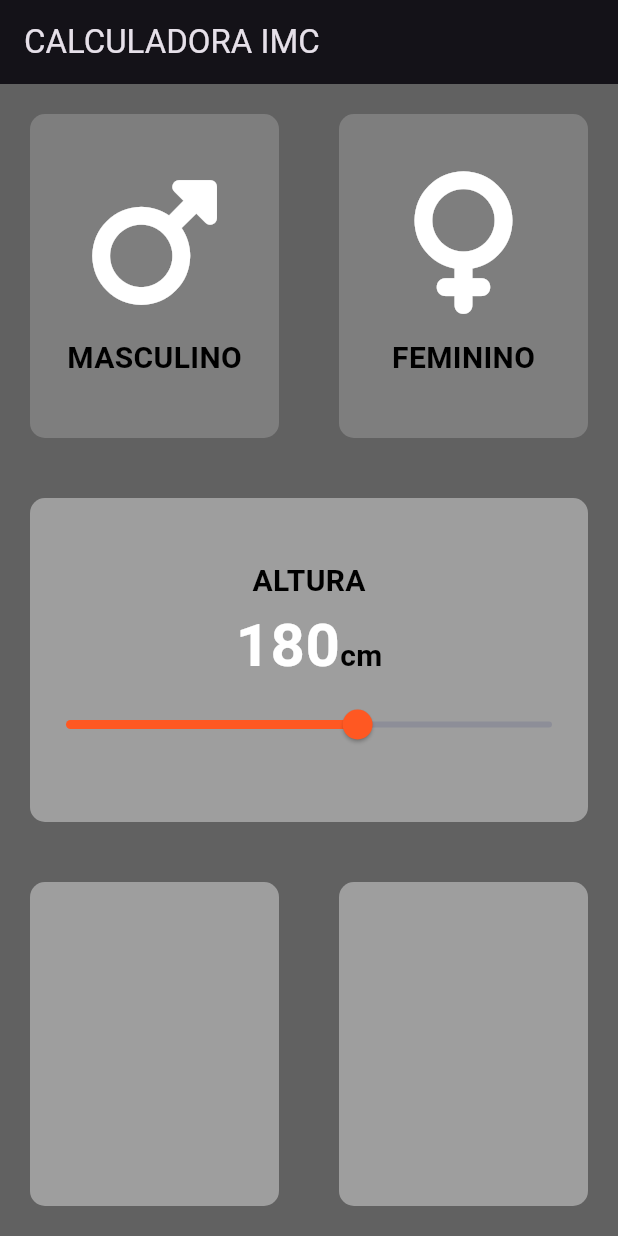
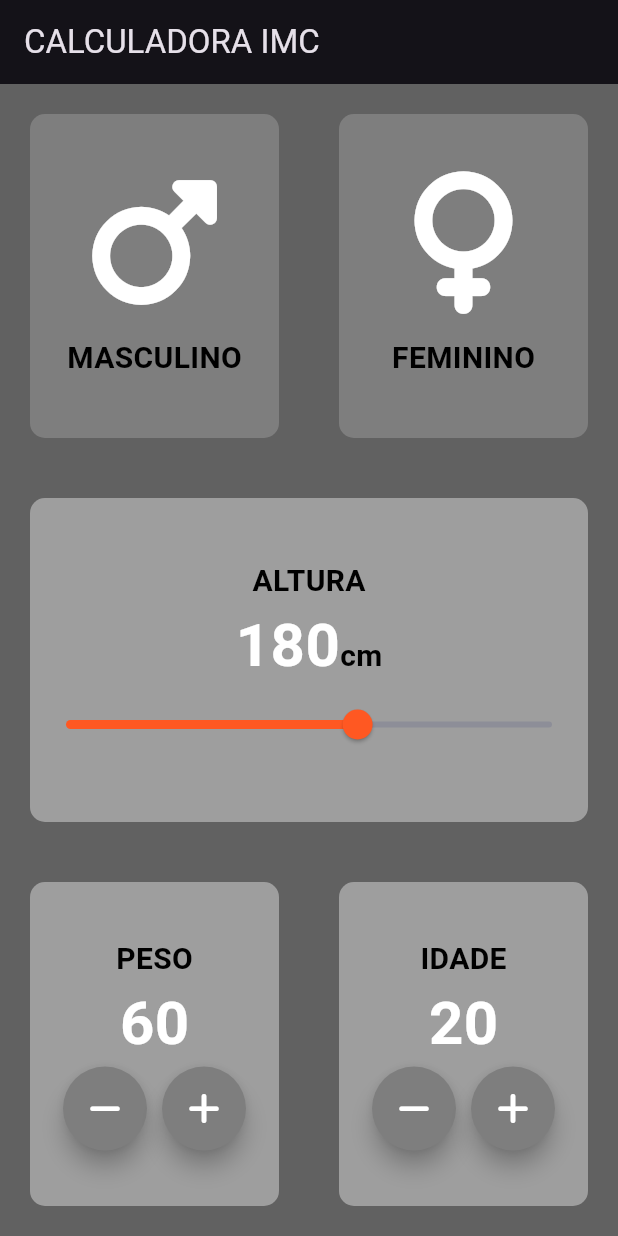
Before and after one commit to Pormiiles/IMC-App, a Flutter app: the screen it shows after launch, on a phone screen of 412 x 824 dp. Run offline on Flutter 3.47's test engine with Material 3 defaults, Android fonts, the phone set to English and light mode, and no system bars; our stand-ins replace font_awesome_flutter.

Commit message:
Criando custom widget BotaoArredondado + 2 cards

```diff
--- a/lib/tela_principal.dart
+++ b/lib/tela_principal.dart
@@ -20,6 +20,8 @@ class _TelaPrincipalState extends State<TelaPrincipal> {
   Color corCartaoMasculino = corInativaBotao;
   Color corCartaoFeminino = corInativaBotao;
   int altura = 180;
+  int peso = 60;
+  int idade = 20;
 
   void atualizarCor(GeneroEnum generoUser) {
     corCartaoMasculino = generoUser == GeneroEnum.Masculino ? (corCartaoMasculino == corInativaBotao ? corAtivaBotao : corInativaBotao) : corInativaBotao;
@@ -116,11 +118,81 @@ class _TelaPrincipalState extends State<TelaPrincipal> {
                 Expanded(
                   child: CartaoPadrao(
                     corAtivaBotao,
+                    filhoCartao: Column(
+                      mainAxisAlignment: MainAxisAlignment.center,
+                      children: [
+                        Text("PESO",
+                          style: TextStyle(color: Colors.black,
+                          fontWeight: FontWeight.bold, fontSize: 20.0)
+                        ),
+                        Text(peso.toString(),
+                          style: TextStyle(color: Colors.white,
+                          fontWeight: FontWeight.bold, fontSize: 40.0)
+                        ),
+                        Row(
+                          mainAxisAlignment: MainAxisAlignment.center,
+                          children: [
+                            BotaoArredondado(
+                              aoPressionar: () {
+                                setState(() {
+                                  peso--;
+                                });
+                              },
+                              icon: FontAwesomeIcons.minus,
+                            ),
+                            SizedBox(width: 10.0),
+                            BotaoArredondado(
+                              icon: FontAwesomeIcons.plus,
+                              aoPressionar: () {
+                                setState(() {
+                                  peso++;
+                                });
+                              },
+                            ),
+                          ],
+                        )
+                      ],
+                    ),
                   ),
                 ),
                 Expanded(
                   child: CartaoPadrao(
                     corAtivaBotao,
+                    filhoCartao: Column(
+                      mainAxisAlignment: MainAxisAlignment.center,
+                      children: [
+                        Text("IDADE",
+                          style: TextStyle(color: Colors.black,
+                          fontWeight: FontWeight.bold, fontSize: 20.0)
+                        ),
+                        Text(idade.toString(),
+                          style: TextStyle(color: Colors.white,
+                          fontWeight: FontWeight.bold, fontSize: 40.0)
+                        ),
+                        Row(
+                          mainAxisAlignment: MainAxisAlignment.center,
+                          children: [
+                            BotaoArredondado(
+                              aoPressionar: () {
+                                setState(() {
+                                  idade--;
+                                });
+                              },
+                              icon: FontAwesomeIcons.minus,
+                            ),
+                            SizedBox(width: 10.0),
+                            BotaoArredondado(
+                              icon: FontAwesomeIcons.plus,
+                              aoPressionar: () {
+                                setState(() {
+                                  idade++;
+                                });
+                              },
+                            ),
+                          ],
+                        )
+                      ],
+                    ),
                   ),
                 ),
               ],
@@ -131,3 +203,25 @@ class _TelaPrincipalState extends State<TelaPrincipal> {
     );
   }
 }
+
+class BotaoArredondado extends StatelessWidget {
+  const BotaoArredondado({required this.icon, required this.aoPressionar});
+
+  final IconData icon;
+  final VoidCallback aoPressionar;
+
+  @override
+  Widget build(BuildContext context) {
+    return RawMaterialButton(
+      child: Icon(icon),
+      onPressed: aoPressionar,
+      elevation: 6.0,
+      constraints: BoxConstraints.tightFor(
+        width: 56.0,
+        height: 56.0,
+      ),
+      shape: CircleBorder(),
+      fillColor: Color(0xFF7E7E7E),
+    );
+  }
+}
```
